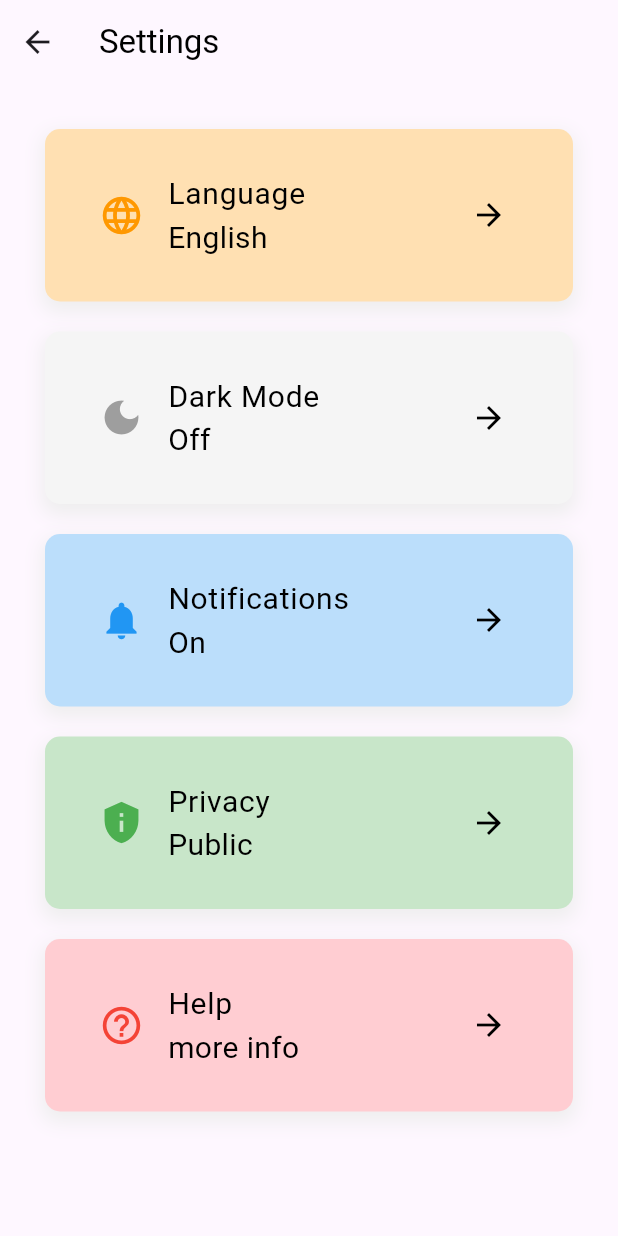
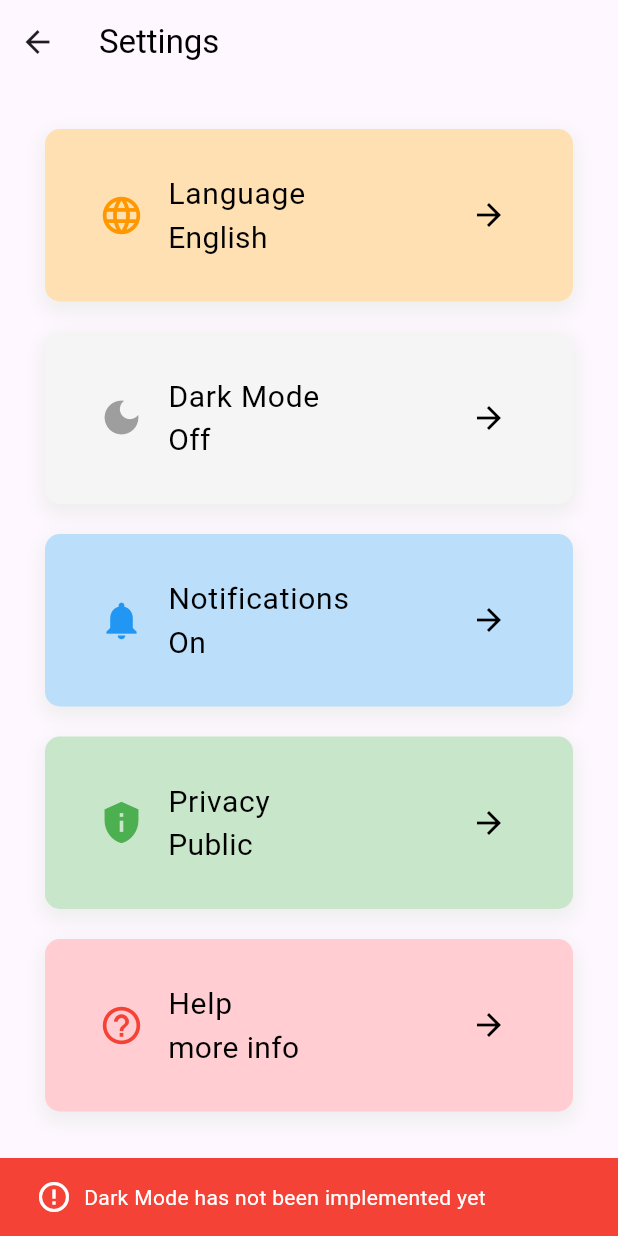
Before and after one commit to SheeThiga/flutter_application_1, a Flutter app: the SettingScreen screen opened by its route, after a tap on "Dark Mode", on a phone screen of 412 x 824 dp. Run offline on Flutter 3.47's test engine with Material 3 defaults, Android fonts, the phone set to English and light mode, and no system bars; our stand-ins replace curved_navigation_bar, get, google_fonts, shared_preferences; accounts and stored records are empty.

Commit message:
feat: snackbar-yet to implement

```diff
--- a/lib/views/screens/settings.dart
+++ b/lib/views/screens/settings.dart
@@ -20,6 +20,7 @@ class SettingScreen extends StatelessWidget {
           icon: const Icon(Icons.arrow_back_outlined),
         ),
         leadingWidth: 50,
+        automaticallyImplyLeading: false,
       ),
       body: SingleChildScrollView(
         child: Padding(
@@ -33,7 +34,9 @@ class SettingScreen extends StatelessWidget {
                 bgColor: Colors.orange.shade100,
                 iconColor: Colors.orange,
                 value: "English",
-                onTap: () {},
+                onTap: () {
+                  _showSnackbar(context, "Language");
+                },
               ),
               const SizedBox(height: 20),
               SettingItem(
@@ -42,7 +45,9 @@ class SettingScreen extends StatelessWidget {
                 bgColor: Colors.grey.shade100,
                 iconColor: Colors.grey,
                 value: "Off",
-                onTap: () {},
+                onTap: () {
+                  _showSnackbar(context, "Dark Mode");
+                },
               ),
               const SizedBox(height: 20),
               SettingItem(
@@ -51,7 +56,9 @@ class SettingScreen extends StatelessWidget {
                 bgColor: Colors.blue.shade100,
                 iconColor: Colors.blue,
                 value: "On",
-                onTap: () {},
+                onTap: () {
+                  _showSnackbar(context, "Notifications");
+                },
               ),
               const SizedBox(height: 20),
               SettingItem(
@@ -60,7 +67,9 @@ class SettingScreen extends StatelessWidget {
                 bgColor: Colors.green.shade100,
                 iconColor: Colors.green,
                 value: "Public",
-                onTap: () {},
+                onTap: () {
+                  _showSnackbar(context, "Privacy");
+                },
               ),
               const SizedBox(height: 20),
               SettingItem(
@@ -69,7 +78,9 @@ class SettingScreen extends StatelessWidget {
                 bgColor: Colors.red.shade100,
                 iconColor: Colors.red,
                 value: "more info",
-                onTap: () {},
+                onTap: () {
+                  _showSnackbar(context, "Help");
+                },
               ),
             ],
           ),
@@ -77,4 +88,20 @@ class SettingScreen extends StatelessWidget {
       ),
     );
   }
+
+  void _showSnackbar(BuildContext context, String title) {
+    ScaffoldMessenger.of(context).showSnackBar(
+      SnackBar(
+        backgroundColor: Colors.red,
+        content: Row(
+          children: [
+            const Icon(Icons.error_outline, color: Colors.white),
+            const SizedBox(width: 8),
+            Text("$title has not been implemented yet",
+                style: const TextStyle(color: Colors.white)),
+          ],
+        ),
+      ),
+    );
+  }
 }
```
